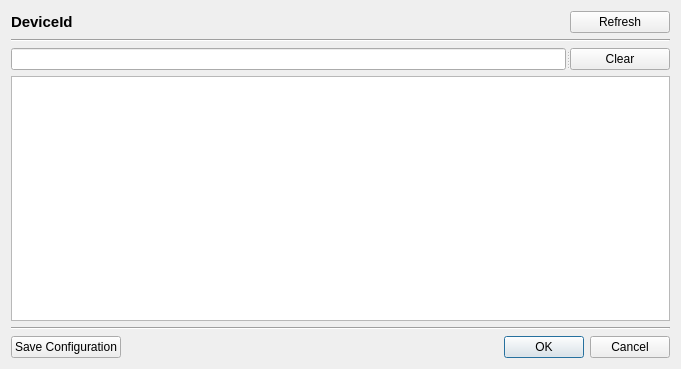
The window that src/pythonGui/karabogui/dialogs/config_handle.ui (European-XFEL/Karabo) describes before a commit, drawn with Qt 5.
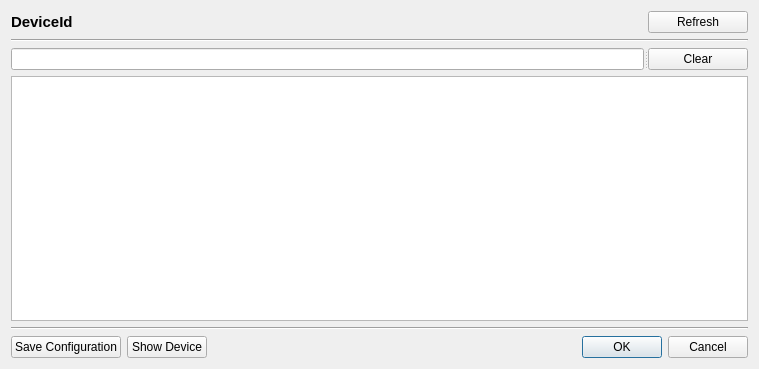
The same window after the commit.

Commit message: GUI: Enhance configuration dialogs with show device option

The edit to the form file:
```diff
--- a/src/pythonGui/karabogui/dialogs/config_handle.ui
+++ b/src/pythonGui/karabogui/dialogs/config_handle.ui
@@ -6,7 +6,7 @@
    <rect>
     <x>0</x>
     <y>0</y>
-    <width>681</width>
+    <width>759</width>
     <height>369</height>
    </rect>
   </property>
@@ -109,6 +109,13 @@
        </property>
       </widget>
      </item>
+     <item>
+      <widget class="QPushButton" name="ui_show_device">
+       <property name="text">
+        <string>Show Device</string>
+       </property>
+      </widget>
+     </item>
      <item>
       <widget class="QLabel" name="ui_status">
        <property name="text">
```
The commit also changes 3 other files.
